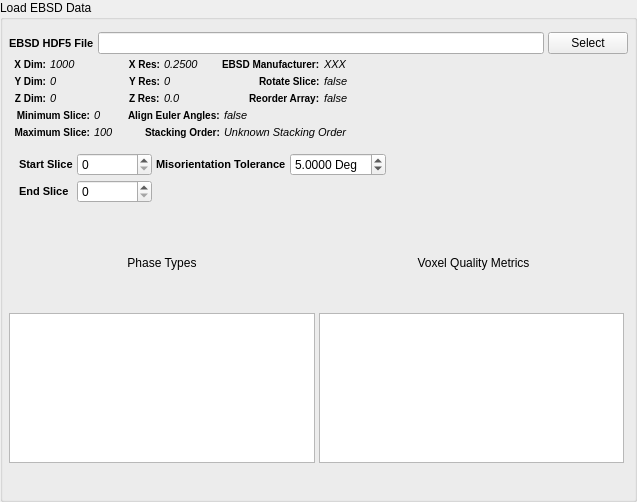
Before: the Qt Designer form Source/Plugins/PipelineBuilder/FilterWidgets/ReconstructionFiltersWidgets/QLoadSlicesWidget.ui in BlueQuartzSoftware/DREAM3D, drawn with Qt 5.
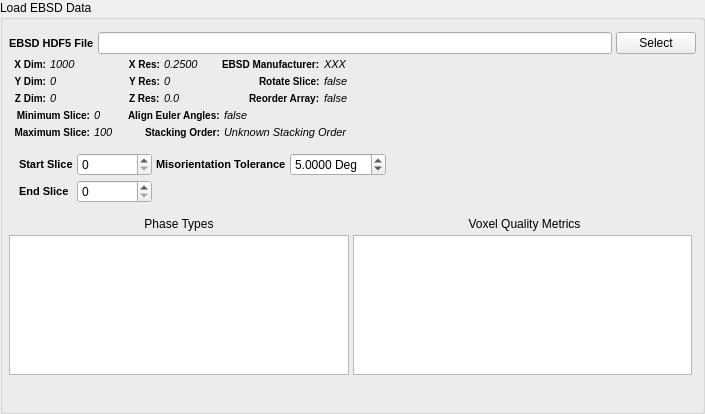
After: the same form once the commit is applied. Icons and pictures are not drawn. Custom widgets are drawn as their Qt base class.

```diff
--- a/Source/Plugins/PipelineBuilder/FilterWidgets/ReconstructionFiltersWidgets/QLoadSlicesWidget.ui
+++ b/Source/Plugins/PipelineBuilder/FilterWidgets/ReconstructionFiltersWidgets/QLoadSlicesWidget.ui
@@ -6,8 +6,8 @@
    <rect>
     <x>0</x>
     <y>0</y>
-    <width>637</width>
-    <height>502</height>
+    <width>705</width>
+    <height>414</height>
    </rect>
   </property>
   <property name="windowTitle">
```
